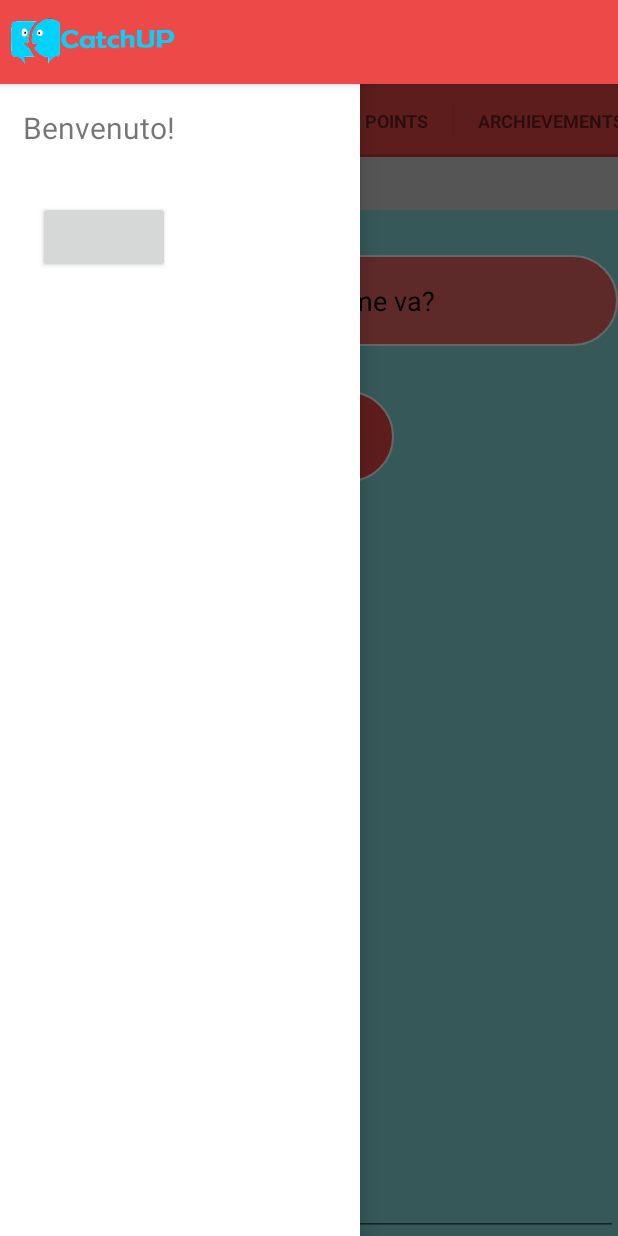
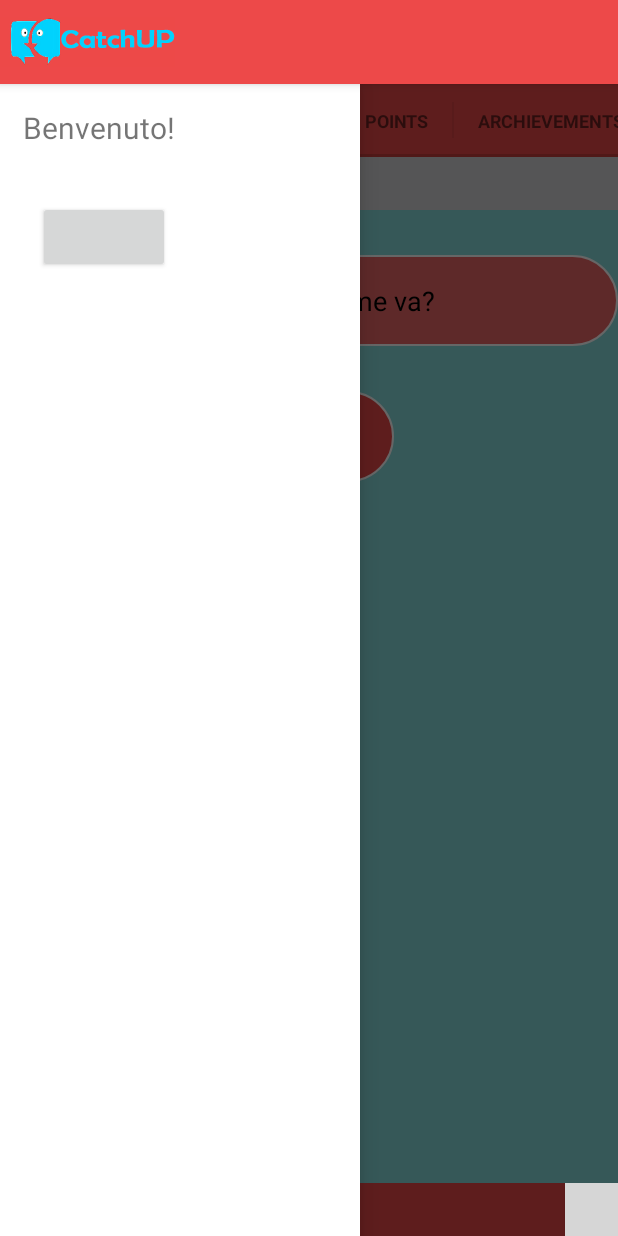
Before and after one commit to LucaLaRosa/catchUP-v3, an Android app: the fragment MessageFragment placed in its activity, with the side drawer open, on a phone screen of 412 x 824 dp. Run offline under Robolectric (Android 15) with nearby library versions, the phone set to English and light mode, and no system bars; libraries missing offline, so code that uses them is left out: com.facebook, com.facebook.login; plain views replace LoginButton; 24 statements that could not run were skipped; grey boxes are pictures that could not be loaded.

Commit message:
modifica del layout della chat - domenica

```diff
--- a/app/src/main/res/layout/message_fragment.xml
+++ b/app/src/main/res/layout/message_fragment.xml
@@ -10,14 +10,30 @@
         android:layout_height="wrap_content"
         android:layout_width="fill_parent"
         android:gravity="center_horizontal"
-        android:background="#88dddd">
+        android:background="#ed4948">
         <!--android:layout_marginTop="300dip">-->
+
+        <Button
+            android:id="@+id/btn_send"
+            android:layout_width="35dip"
+            android:layout_height="35dip"
+            android:layout_alignParentRight="true"
+            android:background="@drawable/send"
+            xmlns:android="http://schemas.android.com/apk/res/android" />
         <EditText
-            android:id="@+id/fname"
+            android:id="@+id/contenutoMessaggio"
+            android:layout_alignParentLeft="true"
+            android:layout_toLeftOf="@id/btn_send"
+            android:layout_centerVertical="true"
             android:layout_width="fill_parent"
             android:layout_height="wrap_content"
             android:hint="Type a message"
+            android:background="@null"
+            android:layout_marginLeft="10dip"
+            android:textColor="#fff"
             />
+
+
 
     </RelativeLayout>
     <TableLayout android:layout_above="@id/antolet"
```
